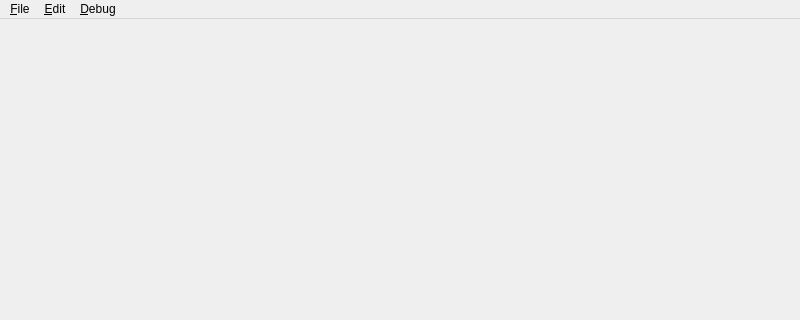
Above: MainWindow.ui from MrMontag/yata before the change; both pictures show x 0 to 800 and y 0 to 320 of the 800 by 600 pixel window. Below: the same form after it.
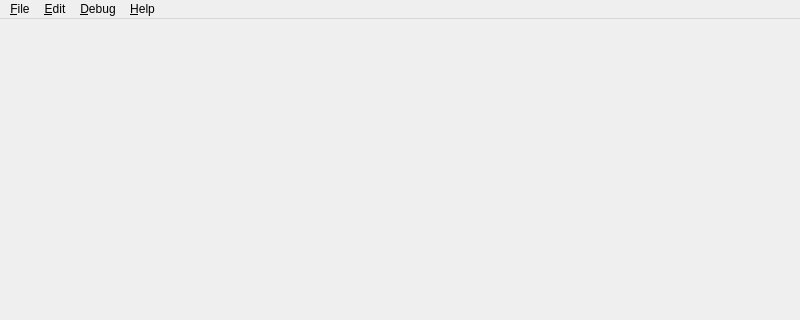
That is the form after the change.

Commit message: - YApplication class -- with one function: displayAppName() - Use YApplication::displayAppName() function instead of hardcoded "Yata" string everywhere. - Add "About Yata" and "About Qt" menu items

```diff
--- a/MainWindow.ui
+++ b/MainWindow.ui
@@ -44,9 +44,17 @@
     <addaction name="actionFind_next"/>
     <addaction name="actionFind_previous"/>
    </widget>
+   <widget class="QMenu" name="menu_Help">
+    <property name="title">
+     <string>&amp;Help</string>
+    </property>
+    <addaction name="actionAbout_Qt"/>
+    <addaction name="action_About_Yata"/>
+   </widget>
    <addaction name="menu_File"/>
    <addaction name="menu_Edit"/>
    <addaction name="menuDebug"/>
+   <addaction name="menu_Help"/>
   </widget>
   <widget class="QStatusBar" name="statusbar"/>
   <action name="action_Open">
```
Left out of the diff: 12 changed lines with no effect on the pictures. The commit also changes 7 other files.
